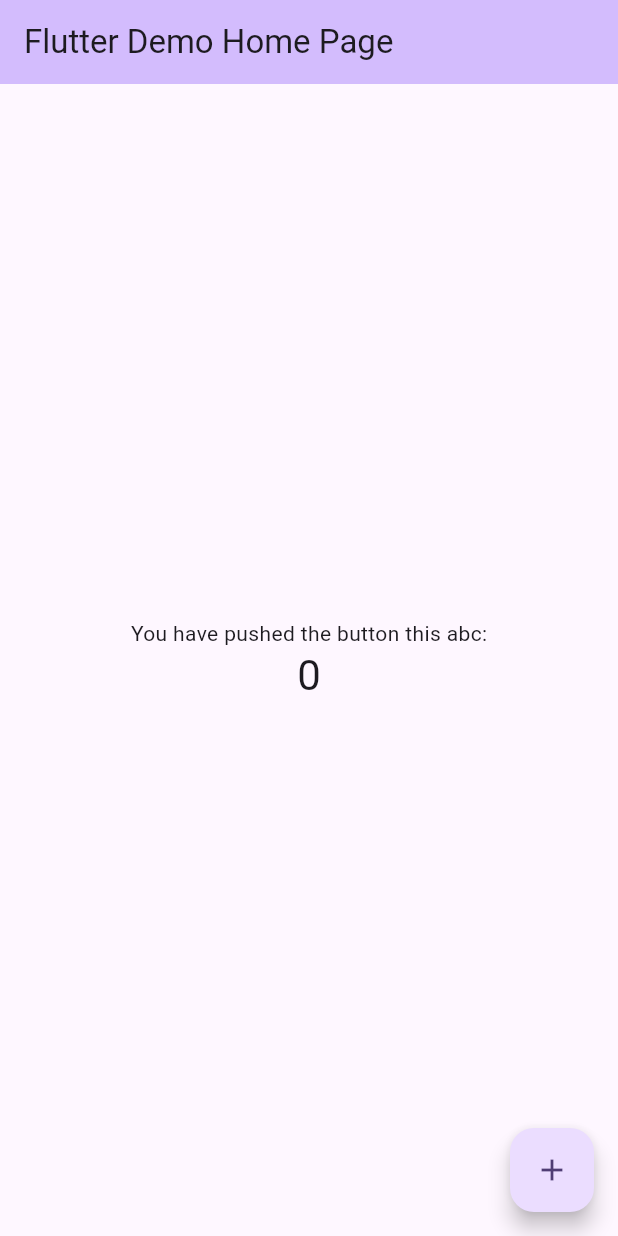
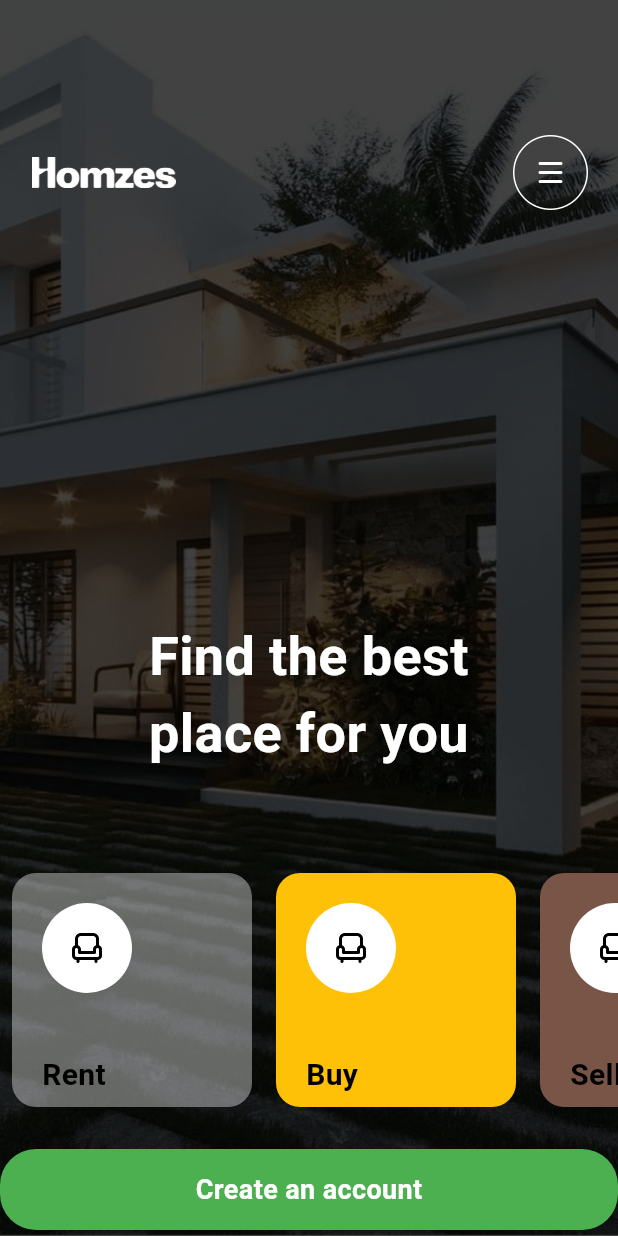
Before and after one commit to GihanDhananjaya/homez, a Flutter app: the screen it shows after launch, on a phone screen of 412 x 824 dp. Run offline on Flutter 3.47's test engine with Material 3 defaults, Android fonts, the phone set to English and light mode, and no system bars; our stand-ins replace firebase_core, flutter_bloc; accounts and stored records are empty.

Commit message:
developed welcome view

```diff
--- /dev/null
+++ b/lib/bloc/homzes_bloc.dart
@@ -0,0 +1,13 @@
+import 'package:flutter_bloc/flutter_bloc.dart';
+
+import 'homzes_event.dart';
+import 'homzes_state.dart';
+
+class HomzesBloc extends Bloc<HomzesEvent, HomzesState>{
+  HomzesBloc(): super(HomzesInitial()){
+
+
+  }
+
+
+}
--- /dev/null
+++ b/lib/bloc/homzes_event.dart
@@ -0,0 +1,5 @@
+
+import 'package:flutter/cupertino.dart';
+
+@immutable
+abstract class HomzesEvent{}
--- /dev/null
+++ b/lib/bloc/homzes_state.dart
@@ -0,0 +1,6 @@
+import 'package:flutter/cupertino.dart';
+
+@immutable
+abstract class HomzesState{}
+
+class HomzesInitial extends HomzesState {}
--- /dev/null
+++ b/lib/common/app_button.dart
@@ -0,0 +1,83 @@
+import 'package:flutter/material.dart';
+
+class AppButton extends StatefulWidget {
+  final String buttonText;
+  final Function onTapButton;
+  final double width;
+  final Widget? prefixIcon;
+  final Color buttonColor;
+  final Color textColor;
+
+   AppButton(
+      {required this.buttonText,
+      required this.onTapButton,
+      this.width = 0,
+      this.prefixIcon,
+        this.buttonColor = Colors.green,
+        this.textColor = Colors.white,
+     });
+
+  @override
+  State<AppButton> createState() => _AppButtonState();
+}
+
+class _AppButtonState extends State<AppButton> {
+  Color _buttonColor = Colors.green;
+
+
+  @override
+  Widget build(BuildContext context) {
+    return InkWell(
+      highlightColor: Colors.transparent,
+      splashColor: Colors.transparent,
+      child: MouseRegion(
+        onEnter: (e){
+          setState(() {
+            _buttonColor = Colors.green;
+          });
+        },
+        onExit: (e){
+          setState(() {
+            _buttonColor = Colors.green;
+          });
+        },
+        child: Container(
+          padding: const EdgeInsets.symmetric(vertical: 14),
+          width: widget.width == 0 ? double.infinity : widget.width,
+          decoration: BoxDecoration(
+            color: Colors.green,
+            borderRadius: BorderRadius.all(
+                Radius.circular(24)),
+          ),
+          child: Center(
+            child: Row(
+              mainAxisAlignment: MainAxisAlignment.center,
+              crossAxisAlignment: CrossAxisAlignment.center,
+              children: [
+                widget.prefixIcon ?? const SizedBox.shrink(),
+                widget.prefixIcon != null
+                    ? const SizedBox(
+                        width: 5,
+                      )
+                    : const SizedBox.shrink(),
+                Text(
+                  widget.buttonText,
+                  style: TextStyle(
+                      color:  widget.textColor,
+                      fontWeight: FontWeight.w600,
+                      fontSize: 18),
+                ),
+              ],
+            ),
+          ),
+        ),
+      ),
+      onTap: () {
+          if (widget.onTapButton != null) {
+            widget.onTapButton();
+          }
+
+      },
+    );
+  }
+}
--- /dev/null
+++ b/lib/domain/entity/home_category_entity.dart
@@ -0,0 +1,14 @@
+import 'dart:ui';
+
+class HomeCategoryEntity{
+  String name;
+  String image;
+  Color color;
+
+  HomeCategoryEntity({
+    required this.name,
+    required this.image,
+    required this.color,
+
+  });
+}
--- a/lib/main.dart
+++ b/lib/main.dart
@@ -1,5 +1,6 @@
 import 'package:firebase_core/firebase_core.dart';
 import 'package:flutter/material.dart';
+import 'package:homez/views/welcome/homzes_welcome_view.dart';
 
 Future<void> main() async {
   WidgetsFlutterBinding.ensureInitialized();
@@ -42,7 +43,7 @@ class MyApp extends StatelessWidget {
         colorScheme: ColorScheme.fromSeed(seedColor: Colors.deepPurple),
         useMaterial3: true,
       ),
-      home: const MyHomePage(title: 'Flutter Demo Home Page'),
+      home: HomzesWelcomeView()
     );
   }
 }
--- /dev/null
+++ b/lib/utils/app_images.dart
@@ -0,0 +1,8 @@
+class AppImages {
+  // static const String appLogo = 'images/png/app_logo.png';
+  static const String appWelcome = 'images/png/homzes_welcome.png';
+  static const String appRent = 'images/png/app_rent_home.png';
+  static const String appHomzes = 'images/png/app_homzes.png';
+  static const String appMenu = 'images/png/menu_button.png';
+
+}
--- /dev/null
+++ b/lib/views/welcome/homzes_welcome_view.dart
@@ -0,0 +1,113 @@
+import 'package:flutter/cupertino.dart';
+import 'package:flutter/material.dart';
+import 'package:flutter_bloc/flutter_bloc.dart';
+import 'package:homez/views/welcome/widget/welcome_component.dart';
+
+import '../../bloc/homzes_bloc.dart';
+import '../../bloc/homzes_state.dart';
+import '../../common/app_button.dart';
+import '../../domain/entity/home_category_entity.dart';
+import '../../utils/app_images.dart';
+
+class HomzesWelcomeView extends StatefulWidget {
+  const HomzesWelcomeView({super.key});
+
+  @override
+  State<HomzesWelcomeView> createState() => _HomzesWelcomeViewState();
+}
+
+class _HomzesWelcomeViewState extends State<HomzesWelcomeView> {
+  HomzesBloc homzesBloc = HomzesBloc();
+  List<HomeCategoryEntity> nearestLocations = [
+    HomeCategoryEntity(name: 'Rent', image: AppImages.appRent, color: Colors.white38),
+    HomeCategoryEntity(name: 'Buy', image:AppImages.appRent, color: Colors.amber),
+    HomeCategoryEntity(name: 'Sell', image: AppImages.appRent, color: Colors.brown),
+  ];
+
+  @override
+  Widget build(BuildContext context) {
+    return Scaffold(
+      body: BlocProvider<HomzesBloc>(
+        create: (_) => homzesBloc,
+
+        child: BlocListener<HomzesBloc, HomzesState>(
+            listener: (_, state) {},
+            child: Stack(
+              children: [
+                ColorFiltered(
+                  colorFilter: ColorFilter.mode(
+                    Colors.black.withOpacity(0.74), // Adjust opacity as needed
+                    BlendMode.darken, // Blend mode to darken the image
+                  ),
+                  child: Image.asset(AppImages.appWelcome,
+                      fit: BoxFit.cover,
+                      height:double.infinity,
+                      width: double.infinity),
+                ),
+                Positioned(
+                  top: 90 ,
+                  left: 20,
+                  right: 20,
+                  child: Row(
+                    mainAxisAlignment: MainAxisAlignment.spaceBetween,
+                    children: [
+                      Image.asset(AppImages.appHomzes,height: 21,width: 98,),
+                      InkResponse(
+                          onTap: (){},
+                          child: Image.asset(AppImages.appMenu,height: 50,width: 50,)),
+                    ],
+                  ),
+                ),
+                 Positioned(
+                  top: (MediaQuery.of(context).size.height / 2) ,
+                  left: 0,
+                  right: 0,
+                  child: Column(
+                    mainAxisAlignment: MainAxisAlignment.center,
+                    crossAxisAlignment: CrossAxisAlignment.center,
+                    children: [
+                      Padding(
+                        padding:  EdgeInsets.symmetric(horizontal: 70.0),
+                        child: Text("Find the best place for you",
+                          textAlign: TextAlign.center,
+                          style: TextStyle(
+                          fontSize: 36,
+                              color: Colors.white,
+                          fontWeight: FontWeight.w700
+                        ),),
+                      ),
+
+                      SizedBox(height: 60,),
+                      SizedBox(
+                        height: 172,
+                        child: ListView.builder(
+                          itemCount: nearestLocations.length,
+                          scrollDirection: Axis.horizontal,
+                          itemBuilder: (context, index) {
+                            return Padding(
+                              padding:  EdgeInsets.all(8.0),
+                              child: WelcomeComponent(
+                                homeCategoryEntity: nearestLocations[index],
+                              ),
+                            );
+                          },
+                        ),
+                      ),
+                      SizedBox(height: 20,),
+
+                      AppButton(buttonText: 'Create an account', onTapButton: (){
+
+                      },)
+
+
+                    ]
+                  ),
+                ),
+              ],
+            )
+        ),
+
+      ),
+    );
+  }
+}
--- /dev/null
+++ b/lib/views/welcome/widget/welcome_component.dart
@@ -0,0 +1,48 @@
+import 'package:flutter/cupertino.dart';
+import 'package:flutter/material.dart';
+
+import '../../../domain/entity/home_category_entity.dart';
+
+class WelcomeComponent extends StatelessWidget {
+  final HomeCategoryEntity homeCategoryEntity;
+
+
+  const WelcomeComponent({
+    required this.homeCategoryEntity,
+  });
+
+  @override
+  Widget build(BuildContext context) {
+    return Container(
+      width: 160,
+      padding: EdgeInsets.symmetric(horizontal: 20),
+      decoration: BoxDecoration(
+        color: homeCategoryEntity.color,
+        borderRadius: BorderRadius.circular(16),
+      ),
+      child: Column(
+        mainAxisAlignment: MainAxisAlignment.start,
+        crossAxisAlignment: CrossAxisAlignment.start,
+        children: [
+          SizedBox(height: 20,),
+          CircleAvatar(
+            backgroundColor: Colors.white,
+            radius: 30,
+            child: Image.asset(homeCategoryEntity.image, color: Colors.black, width: 24),
+          ),
+          SizedBox(height: 40),
+          Expanded(
+            child: Text(
+              homeCategoryEntity.name,
+              style: TextStyle(
+                fontSize: 20,
+                fontWeight: FontWeight.w700,
+                color: Colors.black,
+              ),
+            ),
+          ),
+        ],
+      ),
+    );
+  }
+}
--- a/pubspec.yaml
+++ b/pubspec.yaml
@@ -34,6 +34,7 @@ dependencies:
   firebase_auth: ^4.16.0
   cloud_firestore: ^4.14.0
   firebase_messaging: ^14.6.5
+  flutter_bloc: ^8.1.1
 
 
   # The following adds the Cupertino Icons font to your application.
@@ -61,6 +62,10 @@ flutter:
   # included with your application, so that you can use the icons in
   # the material Icons class.
   uses-material-design: true
+  assets:
+    - animations/
+    - images/svg/
+    - images/png/
 
   # To add assets to your application, add an assets section, like this:
   # assets:
```
Also changed, not shown: images/png/app_homzes.png (added), images/png/app_rent_home.png (added), images/png/homzes_welcome.png (added), images/png/menu_button.png (added), pubspec.lock.
